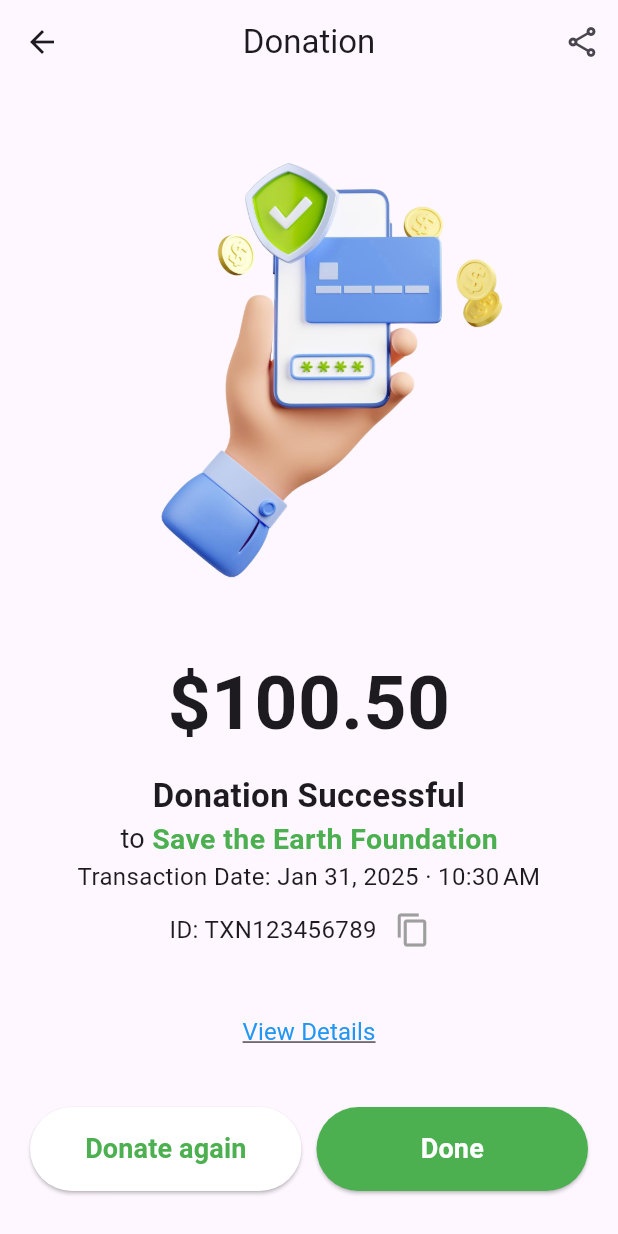
After one commit to solomon-njogo/RaiseIt, a Flutter app: the PaymentDetailsScreen screen opened directly, on a phone screen of 412 x 824 dp. The commit adds this screen. Run offline on Flutter 3.47's test engine with Material 3 defaults, Android fonts, the light colour scheme and no system bars.

Commit message:
donate page and donation details screen ui complete

```diff
--- a/lib/views/home_screen.dart
+++ b/lib/views/home_screen.dart
@@ -36,7 +36,7 @@ class _HomeScreenState extends State<HomeScreen> {
         controller: _pageController, // Controller to manage the page
         onPageChanged: _onTabChanged,
         children: [
-          // Home Screen Tab - Display the message here
+          // Home Screen Tab
           Center(
             child: Text(
               "This is the Home Screen",
--- /dev/null
+++ b/lib/views/payment_details_screen.dart
@@ -0,0 +1,181 @@
+import 'package:flutter/material.dart';
+import 'package:intl/intl.dart'; // For formatting the date and time
+import 'package:flutter/services.dart'; // For clipboard functionality
+
+class PaymentDetailsScreen extends StatefulWidget {
+  const PaymentDetailsScreen({super.key});
+
+  @override
+  _PaymentDetailsScreenState createState() => _PaymentDetailsScreenState();
+}
+
+class _PaymentDetailsScreenState extends State<PaymentDetailsScreen> {
+  // Dummy transaction details
+  final double donatedAmount = 100.50; // Example amount
+  final String organization = 'Save the Earth Foundation'; // Example organization
+  final String transactionId = 'TXN123456789'; // Example transaction ID
+  final DateTime transactionDate = DateTime.now(); // Current date and time
+
+  // Function to copy the transaction ID to clipboard
+  void _copyToClipboard() {
+    Clipboard.setData(ClipboardData(text: transactionId));
+  }
+
+  @override
+  Widget build(BuildContext context) {
+    return Scaffold(
+      appBar: AppBar(
+        title: const Text('Donation'),
+        backgroundColor: Colors.transparent,
+        elevation: 0, // Remove app bar shadow
+        centerTitle: true,
+        actions: [
+          IconButton(
+            icon: const Icon(Icons.share_outlined),
+            onPressed: () {}, // Implement share feature on button press
+          ),
+        ],
+      ),
+      body: SafeArea(
+        child: Padding(
+          padding: const EdgeInsets.symmetric(horizontal: 20.0), // Add padding to sides
+          child: Center(
+            child: Column(
+              mainAxisAlignment: MainAxisAlignment.center,
+              crossAxisAlignment: CrossAxisAlignment.center, // Centering everything horizontally
+              children: [
+                // Correctly displaying an image
+                Image.asset('assets/images/3d-hand-using-online-banking-app-smartphone.png'),
+
+                const SizedBox(height: 5),
+
+                // Donation details
+                Text(
+                  '\$${donatedAmount.toStringAsFixed(2)}', // Added dollar sign in front of amount
+                  style: const TextStyle(fontSize: 50, fontWeight: FontWeight.bold), // Increased font size
+                  textAlign: TextAlign.center, // Center the text
+                ),
+                const SizedBox(height: 10,),
+                Text(
+                  'Donation Successful', // Format amount to 2 decimal places
+                  style: const TextStyle(fontSize: 22, fontWeight: FontWeight.bold),
+                  textAlign: TextAlign.center, // Center the text
+                ),
+                Row(
+                  mainAxisAlignment: MainAxisAlignment.center, // Center the row contents
+                  children: [
+                    Text(
+                      'to ',
+                      style: const TextStyle(fontSize: 18), // Slightly bold organization name
+                    ),
+                    Text(
+                      organization,
+                      style: const TextStyle(fontSize: 19, fontWeight: FontWeight.w600, color: Colors.green), // Slightly bold organization name
+                    ),
+                  ],
+                ),
+                Text(
+                  'Transaction Date: ${DateFormat.yMMMd().format(transactionDate)} · ${DateFormat.jm().format(transactionDate)}', // Added interpunct between date and time
+                  style: const TextStyle(fontSize: 16),
+                  textAlign: TextAlign.center, // Center the text
+                ),
+                Row(
+                  mainAxisAlignment: MainAxisAlignment.center, // Center the row contents
+                  children: [
+                    Text(
+                      'ID: $transactionId',
+                      style: const TextStyle(fontSize: 16),
+                    ),
+                    IconButton(
+                      icon: const Icon(Icons.copy, color: Colors.grey), // Changed to grey
+                      onPressed: _copyToClipboard, // Copy the transaction ID to clipboard
+                    ),
+                  ],
+                ),
+
+                const SizedBox(height: 20),
+
+                // View Details Button (underlined)
+                TextButton(
+                  onPressed: () {
+                    // Navigate to view details screen or show more information
+                    ScaffoldMessenger.of(context).showSnackBar(
+                      const SnackBar(
+                        content: Text("View more details..."),
+                        backgroundColor: Colors.blue,
+                        duration: Duration(seconds: 2),
+                      ),
+                    );
+                  },
+                  child: Text(
+                    'View Details',
+                    style: TextStyle(
+                      fontSize: 16,
+                      fontWeight: FontWeight.normal, // Normal weight for the text
+                      color: Colors.blue,
+                      decoration: TextDecoration.underline, // Underlined text
+                    ),
+                  ),
+                ),
+
+                const Spacer(),
+
+                Row(
+                  mainAxisAlignment: MainAxisAlignment.center, // Center the buttons
+                  children: [
+                    Expanded(
+                      child: ElevatedButton(
+                        onPressed: () {
+                          // Example action on donation
+                          ScaffoldMessenger.of(context).showSnackBar(
+                            const SnackBar(
+                              content: Text("Go back to donation page"),
+                              backgroundColor: Colors.green,
+                              duration: Duration(seconds: 2),
+                            ),
+                          );
+                        },
+                        style: ElevatedButton.styleFrom(
+                          backgroundColor: Colors.white,
+                          padding: const EdgeInsets.symmetric(vertical: 15),
+                        ),
+                        child: Text(
+                          'Donate again',
+                          style: const TextStyle(fontSize: 18, fontWeight: FontWeight.bold, color: Colors.green),
+                        ),
+                      ),
+                    ),
+                    const SizedBox(width: 10), // Space between buttons
+                    Expanded(
+                      child: ElevatedButton(
+                        onPressed: () {
+                          // Example action on donation
+                          ScaffoldMessenger.of(context).showSnackBar(
+                            const SnackBar(
+                              content: Text("Thank you for your donation"),
+                              backgroundColor: Colors.green,
+                              duration: Duration(seconds: 2),
+                            ),
+                          );
+                        },
+                        style: ElevatedButton.styleFrom(
+                          backgroundColor: Colors.green,
+                          padding: const EdgeInsets.symmetric(vertical: 15),
+                        ),
+                        child: Text(
+                          'Done',
+                          style: const TextStyle(fontSize: 18, fontWeight: FontWeight.bold, color: Colors.white),
+                        ),
+                      ),
+                    ),
+                  ],
+                ),
+                const SizedBox(height: 30,)
+              ],
+            ),
+          ),
+        ),
+      ),
+    );
+  }
+}
--- a/pubspec.yaml
+++ b/pubspec.yaml
@@ -34,6 +34,7 @@ dependencies:
   # The following adds the Cupertino Icons font to your application.
   # Use with the CupertinoIcons class for iOS style icons.
   cupertino_icons: ^1.0.8
+  intl: ^0.18.0
 
 dev_dependencies:
   flutter_test:
```
Also changed, not shown: lib/views/my_donations_screen.dart (+10 -1 lines), lib/views/payment_screen.dart (added, +181 -0 lines), assets/images/3d-hand-using-online-banking-app-smartphone.png (added), pubspec.lock.
